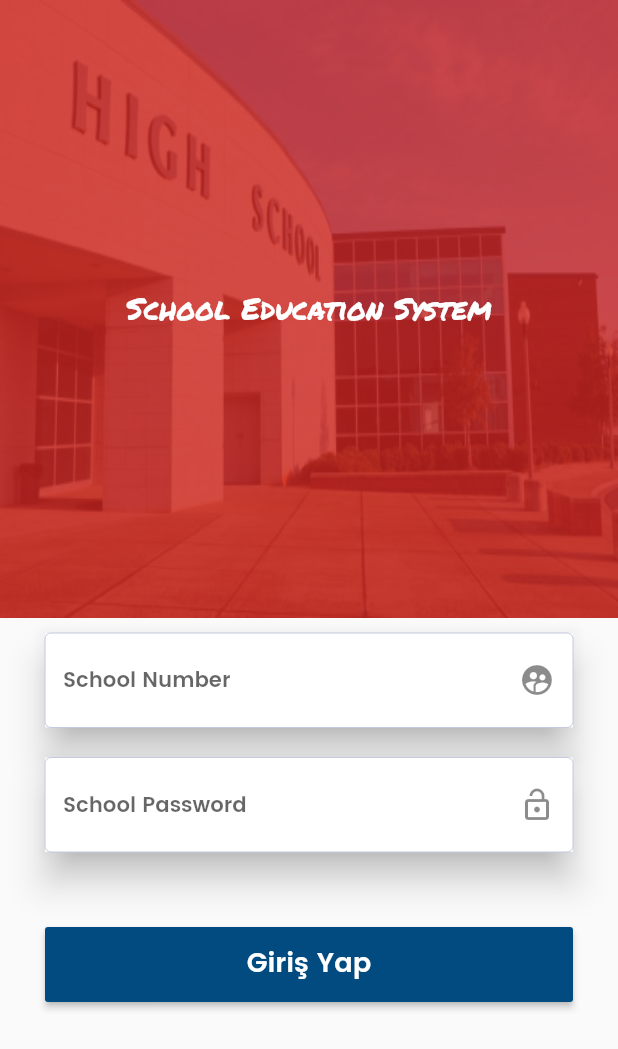
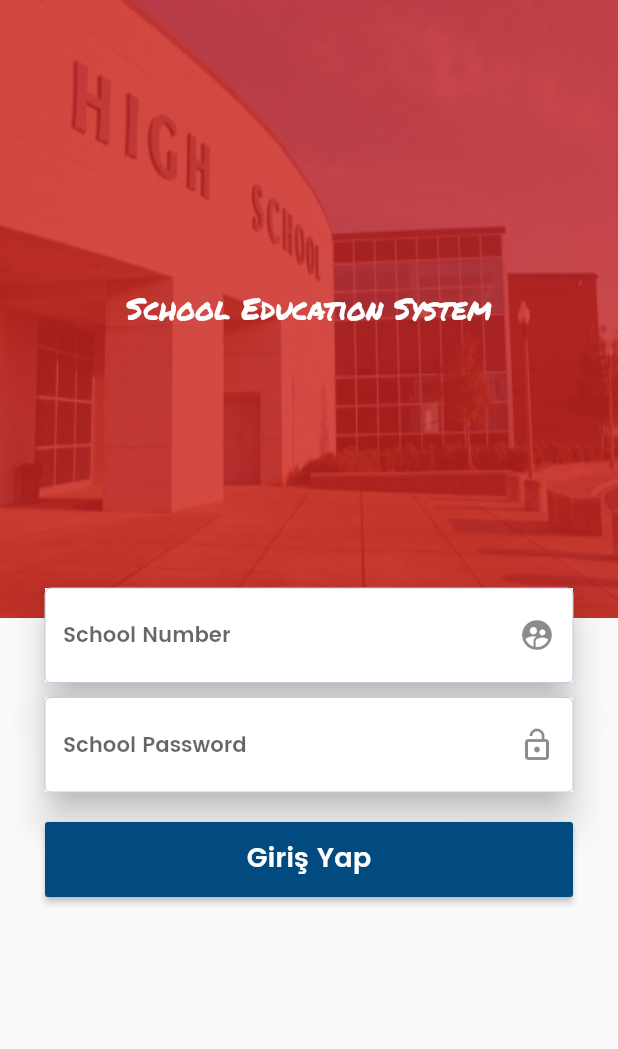
Before and after one commit to VB10/HighSchool, a Flutter app: the screen it shows after launch, on a phone screen of 412 x 824 dp. Shown: the top 1049 px of the screen. Run offline on Flutter 3.47's test engine with Material 2 defaults, Android fonts, the phone set to English and light mode, and no system bars.

Commit message:
temp solutions nested login page

```diff
--- a/lib/screen/login/login.dart
+++ b/lib/screen/login/login.dart
@@ -13,9 +13,24 @@ class LoginPage extends StatefulWidget {
 
 class _LoginPageState extends State<LoginPage> {
   String title = "School Education System";
+  FocusNode myFocusNode;
+
+  double deviceWidth;
+  double deviceHeight;
+  double bottomInsight;
+
+  double height = 20;
+  @override
+  void initState() {
+    super.initState();
+    myFocusNode = FocusNode();
+  }
 
   @override
   Widget build(BuildContext context) {
+    deviceWidth = MediaQuery.of(context).size.width;
+    deviceHeight = MediaQuery.of(context).size.height;
+    bottomInsight = MediaQuery.of(context).viewInsets.bottom;
     var child2 = Padding(
       padding: EdgeInsets.symmetric(horizontal: 30, vertical: 10),
       child: Column(
@@ -24,6 +39,8 @@ class _LoginPageState extends State<LoginPage> {
             shadowColor: Colors.black,
             elevation: 10.0,
             child: TextField(
+              focusNode: myFocusNode,
+              onTap: () => {},
               textAlign: TextAlign.left,
               maxLines: 1,
               decoration: inputDecoration(
@@ -32,7 +49,7 @@ class _LoginPageState extends State<LoginPage> {
             ),
           ),
           SizedBox(
-            height: 20,
+            height: 10,
           ),
           Material(
             shadowColor: Colors.black,
@@ -45,11 +62,12 @@ class _LoginPageState extends State<LoginPage> {
             ),
           ),
           SizedBox(
-            height: 50,
+            height: 20,
           ),
           CustomBox(
             child: RaisedButton(
-              onPressed: () => {},
+              onPressed: () =>
+                  {print(MediaQuery.of(context).viewInsets.bottom)},
               color: LOGIN_submitButtonColor,
               child: Container(
                 child: Text(
@@ -85,18 +103,49 @@ class _LoginPageState extends State<LoginPage> {
         )
       ],
     );
-    return Scaffold(
-        body: Column(
+    var finalx = Scaffold(
+        body: Stack(
+      fit: StackFit.loose,
       children: <Widget>[
-        Expanded(
-          flex: 1,
+        Container(
+          height: bottomInsight == 0 ? deviceHeight * 0.5 : deviceHeight * 0.2,
           child: headerStack,
         ),
-        Expanded(
-          flex: 1,
+        Container(
+          margin: EdgeInsets.only(
+            top: bottomInsight == 0
+                ? deviceHeight * 0.5 - 30
+                : deviceHeight * 0.2,
+          ),
+          height: deviceHeight * 0.5,
           child: child2,
-        )
+        ),
       ],
     ));
+    var finalx2 = Scaffold(
+        body: Stack(
+      fit: StackFit.loose,
+      children: <Widget>[
+        Container(
+          height: deviceHeight * 0.2,
+          child: headerStack,
+        ),
+        Container(
+          margin: EdgeInsets.only(top: deviceHeight * 0.2),
+          child: child2,
+        ),
+      ],
+    ));
+
+    return LayoutBuilder(
+      builder: (context, constraints) {
+        // keyboard open
+        if (constraints.hasBoundedHeight) {
+          return finalx;
+        } else {
+          return finalx2;
+        }
+      },
+    );
   }
 }
```
